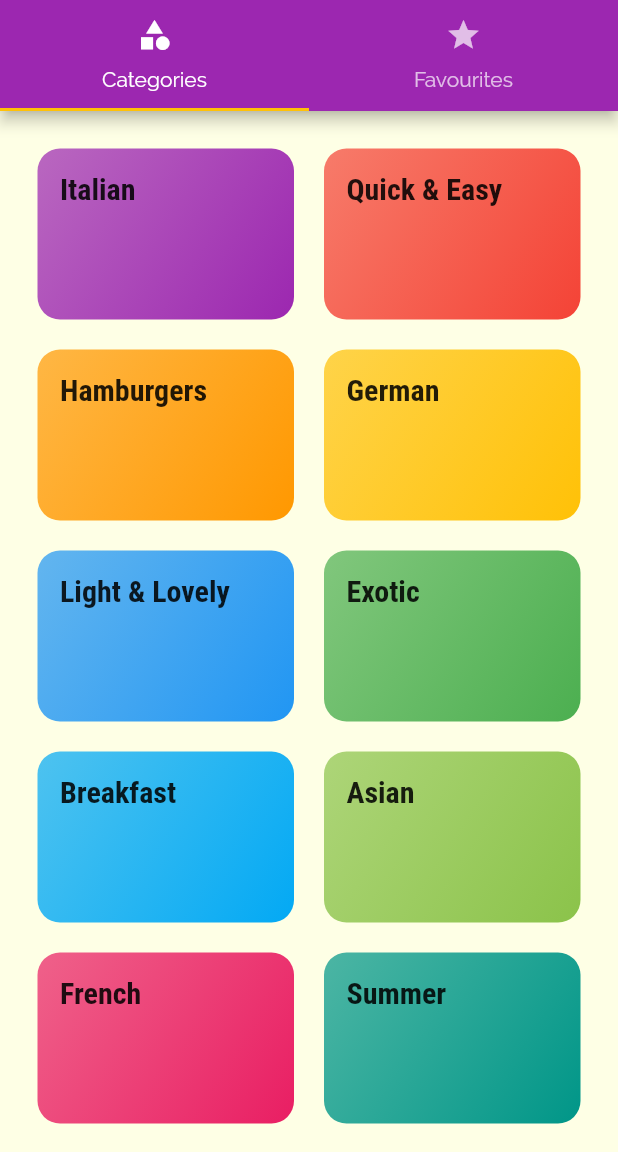
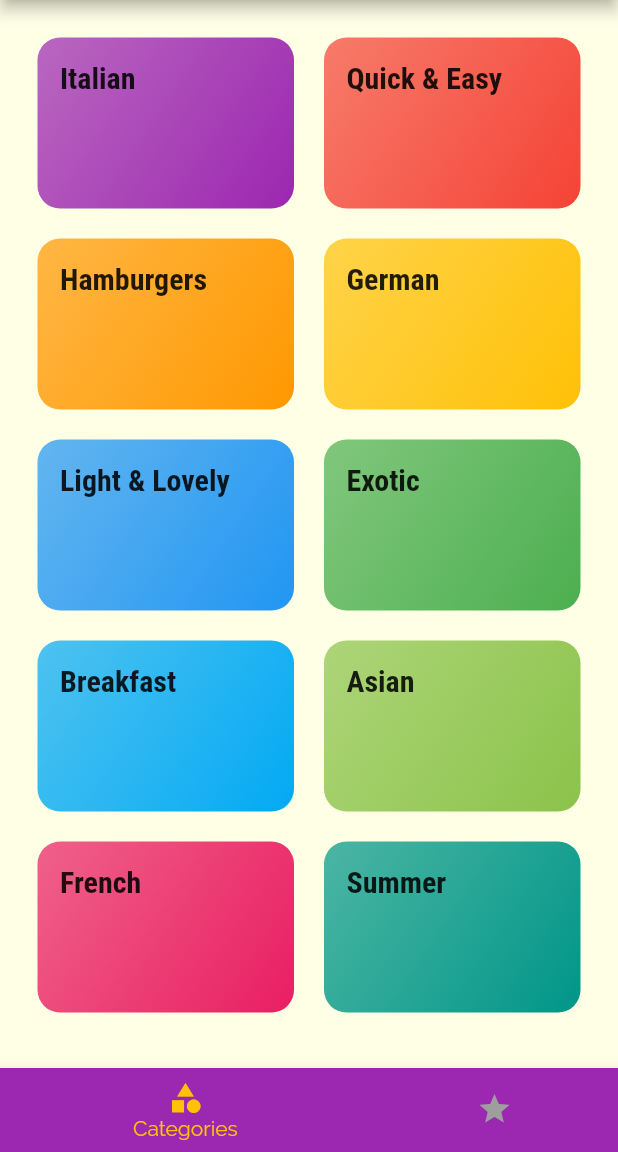
Before and after one commit to HarvsG/meals_app, a Flutter app: the screen it shows after launch, on a phone screen of 412 x 824 dp, the part 84-1236 px from its top. Run offline on Flutter 3.47's test engine with Material 2 defaults, Android fonts, the phone set to English and light mode, and no system bars.

```diff
--- a/lib/screens/tabs_screen.dart
+++ b/lib/screens/tabs_screen.dart
@@ -1,5 +1,5 @@
 import 'package:flutter/material.dart';
-import 'package:meals_app/screens/favourites_screen.dart';
+import '../screens/favourites_screen.dart';
 
 import './categories_screen.dart';
 
@@ -12,25 +12,45 @@ class TabsScreen extends StatefulWidget {
 }
 
 class _TabsScreenState extends State<TabsScreen> {
+
+  final List<Widget> _pages = [
+    CategoriesScreen(),
+    FavouritesScreen(),
+  ];
+  int _selectedPageIndex = 0;
+
+  void _selectPage(int index){
+    setState(() {
+      _selectedPageIndex = index;
+    });
+  }
+
   @override
   Widget build(BuildContext context) {
-    return DefaultTabController(
-      initialIndex: 0,
-      length: 2,
-      child: Scaffold(
-        appBar: AppBar(
-          title: Text('Meals'),
-          bottom: TabBar(
-            tabs: <Widget>[
-              Tab(icon: Icon(Icons.category), text: 'Categories'),
-              Tab(icon: Icon(Icons.star), text: 'Favourites'),
-            ],
+    return Scaffold(
+      appBar: AppBar(
+        title: Text('Meals'),
+      ),
+      body: _pages[_selectedPageIndex],
+      bottomNavigationBar: BottomNavigationBar(
+        onTap: _selectPage,
+        backgroundColor: Theme.of(context).primaryColor,
+        unselectedItemColor: Colors.grey,
+        selectedItemColor: Theme.of(context).accentColor,
+        currentIndex: _selectedPageIndex,
+        type: BottomNavigationBarType.shifting,
+        items: [
+          BottomNavigationBarItem(
+            backgroundColor: Theme.of(context).primaryColor,
+            icon: Icon(Icons.category),
+            title: Text('Categories'),
           ),
-        ),
-        body: TabBarView(children: <Widget>[
-          CategoriesScreen(),
-          FavouritesScreen(),
-        ]),
+          BottomNavigationBarItem(
+            backgroundColor: Theme.of(context).primaryColor,
+            icon: Icon(Icons.star),
+            title: Text('Favourites'),
+          ),
+        ],
       ),
     );
   }
```
